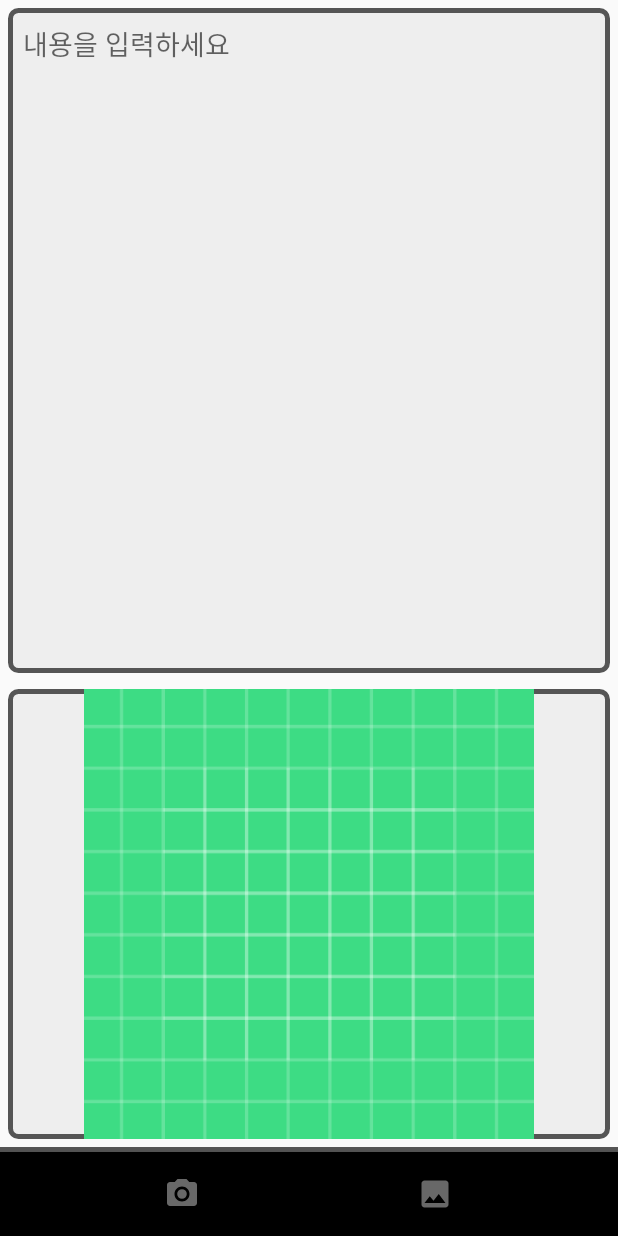
After one commit to hardcodingJeon/ProjectRecipe, an Android app: the BoardEdit screen opened directly, with no data from a screen before it, on a phone screen of 412 x 824 dp. The commit adds this screen. Run offline under Robolectric (Android 15) with nearby library versions, the light colour scheme and no system bars; pictures from the network do not load.

Commit message:
dothome boardtab complete

```diff
--- a/app/build.gradle
+++ b/app/build.gradle
@@ -21,7 +21,7 @@ android {
         }
     }
 
-    compileOptions{
+    compileOptions {
         targetCompatibility JavaVersion.VERSION_1_8
         sourceCompatibility JavaVersion.VERSION_1_8
     }
--- /dev/null
+++ b/app/src/main/java/com/sonlcr1/projectrecipe/BoardEdit.java
@@ -0,0 +1,104 @@
+package com.sonlcr1.projectrecipe;
+
+import androidx.annotation.NonNull;
+import androidx.annotation.Nullable;
+import androidx.appcompat.app.AppCompatActivity;
+
+import android.Manifest;
+import android.content.Intent;
+import android.content.pm.PackageManager;
+import android.graphics.Bitmap;
+import android.net.Uri;
+import android.os.Build;
+import android.os.Bundle;
+import android.provider.MediaStore;
+import android.view.MenuItem;
+import android.widget.EditText;
+import android.widget.ImageView;
+
+import com.bumptech.glide.Glide;
+import com.google.android.material.bottomnavigation.BottomNavigationView;
+import com.google.android.material.floatingactionbutton.FloatingActionButton;
+
+public class BoardEdit extends AppCompatActivity {
+
+    EditText et;
+    ImageView iv;
+    BottomNavigationView bnv;
+
+    @Override
+    protected void onCreate(Bundle savedInstanceState) {
+        super.onCreate(savedInstanceState);
+        setContentView(R.layout.activity_board_edit);
+
+        et = findViewById(R.id.et);
+        iv = findViewById(R.id.iv);
+        bnv = findViewById(R.id.bnv);
+
+        if (Build.VERSION.SDK_INT>=Build.VERSION_CODES.M){
+            if (checkSelfPermission(Manifest.permission.WRITE_EXTERNAL_STORAGE) == PackageManager.PERMISSION_DENIED) {
+                requestPermissions(new String[]{Manifest.permission.WRITE_EXTERNAL_STORAGE},10);
+            }
+        }
+
+    }//oncreate...
+
+    @Override
+    public void onRequestPermissionsResult(int requestCode, @NonNull String[] permissions, @NonNull int[] grantResults) {
+        super.onRequestPermissionsResult(requestCode, permissions, grantResults);
+
+        switch (requestCode){
+            case 10:
+                if (grantResults[0] == PackageManager.PERMISSION_DENIED) {
+
+                }
+                break;
+        }
+    }
+
+    @Override
+    protected void onResume() {
+        super.onResume();
+
+        bnv.setOnNavigationItemSelectedListener(new BottomNavigationView.OnNavigationItemSelectedListener() {
+            @Override
+            public boolean onNavigationItemSelected(@NonNull MenuItem menuItem) {
+
+                switch (menuItem.getItemId()){
+                    case R.id.camera:
+                        Intent intentCamera = new Intent(MediaStore.ACTION_IMAGE_CAPTURE);
+                        startActivityForResult(intentCamera,100);
+                        break;
+
+                    case R.id.picture:
+                        Intent intentPicture = new Intent(Intent.ACTION_PICK);
+                        intentPicture.setType("image/*");   //settype 지정안하면 갤러리 안나옴
+                        startActivityForResult(intentPicture,200);
+                        break;
+                }
+
+                return true;
+            }
+        });
+    }
+
+    @Override
+    protected void onActivityResult(int requestCode, int resultCode, @Nullable Intent data) {
+        super.onActivityResult(requestCode, resultCode, data);
+
+        if (resultCode == RESULT_OK) {
+
+            switch (requestCode){
+                case 100:   //카메라는 uri아니면 bitmap형식인데 거의 bitmap이다
+                    Bundle bundle = data.getExtras();
+                    Bitmap bitmap = (Bitmap)bundle.get("data");
+                    Glide.with(this).load(bitmap).into(iv);
+                    break;
+                case 200:
+                    Uri uri = data.getData();
+                    Glide.with(this).load(uri).into(iv);
+                    break;
+            }
+        }
+    }
+}
--- /dev/null
+++ b/app/src/main/res/drawable/bg_edit.xml
@@ -0,0 +1,8 @@
+<?xml version="1.0" encoding="utf-8"?>
+<shape xmlns:android="http://schemas.android.com/apk/res/android"
+    android:shape="rectangle">
+    <stroke android:width="3dp" android:color="#FF555555"/>
+    <solid android:color="#FFEEEEEE"/>
+    <corners android:radius="5dp"/>
+
+</shape>
--- /dev/null
+++ b/app/src/main/res/drawable/ic_camera.xml
@@ -0,0 +1,6 @@
+<vector android:height="24dp" android:tint="#686868"
+    android:viewportHeight="24.0" android:viewportWidth="24.0"
+    android:width="24dp" xmlns:android="http://schemas.android.com/apk/res/android">
+    <path android:fillColor="#FF000000" android:pathData="M12,12m-3.2,0a3.2,3.2 0,1 1,6.4 0a3.2,3.2 0,1 1,-6.4 0"/>
+    <path android:fillColor="#FF000000" android:pathData="M9,2L7.17,4L4,4c-1.1,0 -2,0.9 -2,2v12c0,1.1 0.9,2 2,2h16c1.1,0 2,-0.9 2,-2L22,6c0,-1.1 -0.9,-2 -2,-2h-3.17L15,2L9,2zM12,17c-2.76,0 -5,-2.24 -5,-5s2.24,-5 5,-5 5,2.24 5,5 -2.24,5 -5,5z"/>
+</vector>
--- /dev/null
+++ b/app/src/main/res/drawable/ic_photo.xml
@@ -0,0 +1,5 @@
+<vector android:height="24dp" android:tint="#686868"
+    android:viewportHeight="24.0" android:viewportWidth="24.0"
+    android:width="24dp" xmlns:android="http://schemas.android.com/apk/res/android">
+    <path android:fillColor="#FF000000" android:pathData="M21,19V5c0,-1.1 -0.9,-2 -2,-2H5c-1.1,0 -2,0.9 -2,2v14c0,1.1 0.9,2 2,2h14c1.1,0 2,-0.9 2,-2zM8.5,13.5l2.5,3.01L14.5,12l4.5,6H5l3.5,-4.5z"/>
+</vector>
--- /dev/null
+++ b/app/src/main/res/layout/activity_board_edit.xml
@@ -0,0 +1,52 @@
+<?xml version="1.0" encoding="utf-8"?>
+<RelativeLayout
+    xmlns:android="http://schemas.android.com/apk/res/android"
+    xmlns:app="http://schemas.android.com/apk/res-auto"
+    xmlns:tools="http://schemas.android.com/tools"
+    android:layout_width="match_parent"
+    android:layout_height="match_parent"
+    tools:context=".BoardEdit">
+
+    <EditText
+        android:id="@+id/et"
+        android:layout_width="match_parent"
+        android:layout_height="match_parent"
+        android:background="@drawable/bg_edit"
+        android:layout_margin="5dp"
+        android:hint="내용을 입력하세요"
+        android:gravity="top"
+        android:padding="10dp"
+        android:layout_above="@id/iv"
+
+        />
+    <ImageView
+        android:id="@+id/iv"
+        android:layout_width="match_parent"
+        android:layout_height="300dp"
+        android:layout_above="@id/line"
+        android:src="@drawable/ic_launcher_background"
+        android:background="@drawable/bg_edit"
+        android:layout_margin="5dp"
+        />
+
+    <View
+        android:id="@+id/line"
+        android:layout_width="match_parent"
+        android:layout_height="3dp"
+        android:background="#FF555555"
+        android:layout_above="@id/bnv"
+        />
+
+    <com.google.android.material.bottomnavigation.BottomNavigationView
+        android:id="@+id/bnv"
+        android:layout_width="match_parent"
+        android:layout_height="wrap_content"
+        android:layout_alignParentBottom="true"
+        app:menu="@menu/board_edit_bnv"
+        app:labelVisibilityMode="unlabeled"
+        app:itemIconTint="#686868"
+
+        />
+
+
+</RelativeLayout>
--- a/app/src/main/res/layout/recycler_choice.xml
+++ b/app/src/main/res/layout/recycler_choice.xml
@@ -23,7 +23,7 @@
         />
     <View
         android:id="@+id/line"
-        android:layout_width="80dp"
+        android:layout_width="90dp"
         android:layout_height="1dp"
         android:background="#FFFFFFFF"
         android:layout_above="@id/tv_title"
--- /dev/null
+++ b/app/src/main/res/menu/board_edit_bnv.xml
@@ -0,0 +1,9 @@
+<?xml version="1.0" encoding="utf-8"?>
+<menu xmlns:android="http://schemas.android.com/apk/res/android">
+
+    <item android:id="@+id/camera" android:title="camera"
+        android:icon="@drawable/ic_camera"/>
+    <item android:id="@+id/picture" android:title="picture"
+        android:icon="@drawable/ic_photo"/>
+
+</menu>
```
Also changed, not shown: app/src/main/AndroidManifest.xml (+8 -5 lines), app/src/main/java/com/sonlcr1/projectrecipe/fragment/BoardTabFragment.java (+20 -0 lines), app/src/main/res/drawable/ic_pencil.xml (added, +9 -0 lines), app/src/main/res/layout/fragment_boardtab.xml (+11 -0 lines), app/src/main/res/layout/fragment_thematab.xml (+8 -8 lines), app/src/main/res/values/styles.xml (+7 -0 lines).
